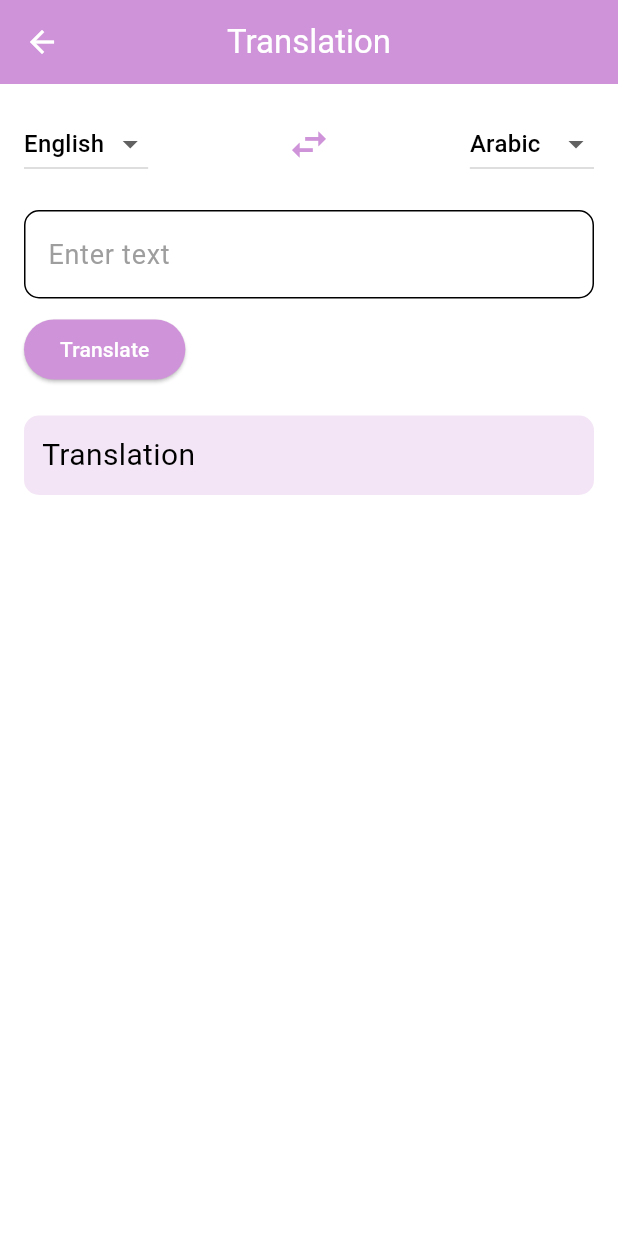
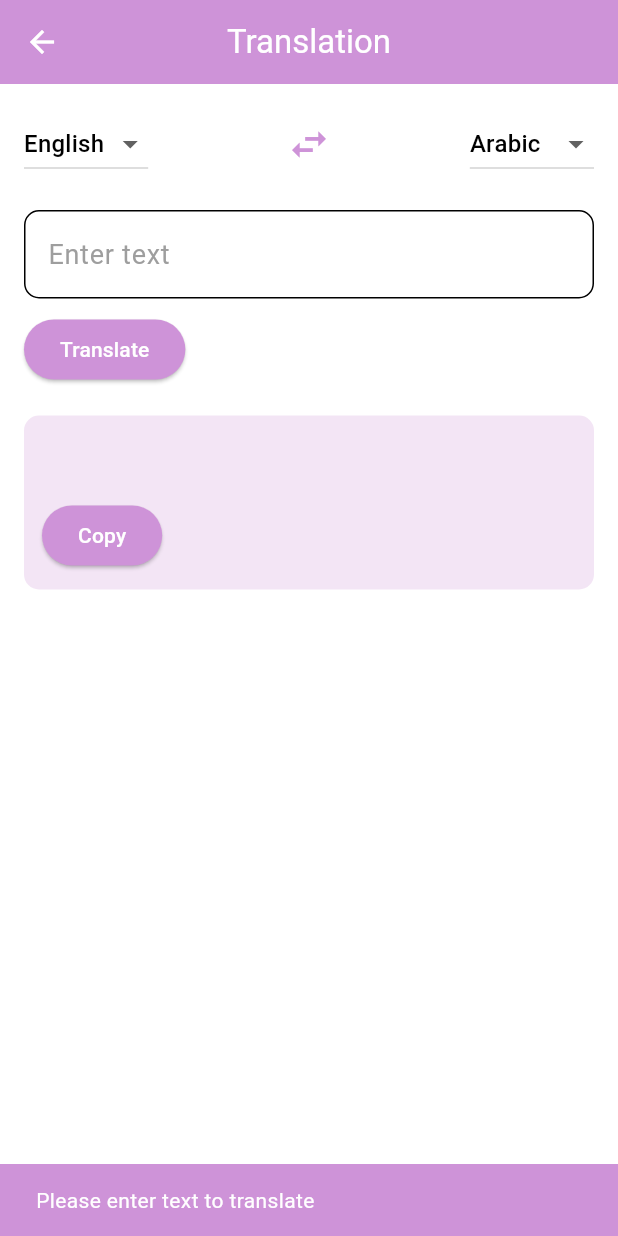
Before and after one commit to Aya2002Amjad/GP2, a Flutter app: the TranslationScreen screen opened directly, after a tap on "Translate", on a phone screen of 412 x 824 dp. Run offline on Flutter 3.47's test engine with Material 3 defaults, Android fonts, the phone set to English and light mode, and no system bars; our stand-ins replace cloud_firestore, dash_chat_2, file_picker, firebase_auth, firebase_core, firebase_storage and 8 more; missing offline and left inert: docx_to_text, flutter_pdfview, syncfusion_flutter_pdfviewer, translator; accounts and stored records are empty.

Commit message:
modified translation done

```diff
--- a/zfffft/lib/FileDetails/HeaderWidget.dart
+++ b/zfffft/lib/FileDetails/HeaderWidget.dart
@@ -132,6 +132,7 @@ class FileDetailHeader extends StatelessWidget {
       );
       print('File deletion process completed successfully.');
 
+
       // Navigate back after deletion
       Navigator.pop(context);
     } catch (e) {
--- a/zfffft/lib/screens/Translation/translationScreen.dart
+++ b/zfffft/lib/screens/Translation/translationScreen.dart
@@ -1,6 +1,7 @@
 // ignore_for_file: file_names
 
 import 'package:flutter/material.dart';
+import 'package:flutter/services.dart';
 import 'package:translator/translator.dart';
 import 'package:zfffft/utils/app-constant.dart';
 
@@ -10,10 +11,9 @@ class TranslationScreen extends StatefulWidget {
   @override
   State<TranslationScreen> createState() => _TranslationScreenState();
 }
-
 class _TranslationScreenState extends State<TranslationScreen> {
   final translator = GoogleTranslator();
-  String translatedText = 'Translation';
+  String translatedText = '';
   String inputText = '';
   String fromLanguage = 'en';
   String toLanguage = 'ar';
@@ -27,13 +27,69 @@ class _TranslationScreenState extends State<TranslationScreen> {
     'Chinese': 'zh',
   };
 
+  /*void translateText() async {
+    final translation = await translator.translate(inputText, from: fromLanguage, to: toLanguage);
+    setState(() {
+      translatedText = translation.text;
+    });
+  }*/
+
 void translateText() async {
-    final translation = await translator.translate(inputText,
-        from: fromLanguage, to: toLanguage);
+  if (inputText.trim().isEmpty) {
+    setState(() {
+      translatedText = ''; // Clear translated text if input is empty
+    });
+
+    ScaffoldMessenger.of(context).showSnackBar(
+      SnackBar(
+        content: Text('Please enter text to translate',
+          style: TextStyle(color: Colors.white)),
+        backgroundColor: AppConstant.appMainColor,
+      ),
+    );
+    return;
+  }
+
+  final translation = await translator.translate(
+    inputText,
+    from: fromLanguage,
+    to: toLanguage
+  );
+
   setState(() {
     translatedText = translation.text;
   });
 }
+
+
+
+  void copyToClipboard() {
+
+    Clipboard.setData(ClipboardData(text: translatedText));
+  if (translatedText.trim().isEmpty) {
+    ScaffoldMessenger.of(context).showSnackBar(
+      SnackBar(
+        content: Text('Nothing to copy!', style: TextStyle(color: Colors.white),),
+        backgroundColor: AppConstant.appMainColor, // Error color
+      ),
+    );
+    return;
+  }
+
+
+
+  ScaffoldMessenger.of(context).showSnackBar(
+    SnackBar(
+      content: Text('the translation has been copied ',style: TextStyle(color: Colors.white)),
+      backgroundColor: AppConstant.appMainColor, // Success color
+      behavior: SnackBarBehavior.floating, // Optional for better visibility
+      shape: RoundedRectangleBorder(
+        borderRadius: BorderRadius.circular(10), // Rounded corners
+      ),
+    ),
+  );
+}
+
 
   void swapLanguages() {
     setState(() {
@@ -77,7 +133,6 @@ void swapLanguages() {
                     });
                   },
                 ),
-
                 GestureDetector(
                   onTap: swapLanguages,
                   child: const Icon(
@@ -86,7 +141,6 @@ void swapLanguages() {
                     color: AppConstant.appMainColor,
                   ),
                 ),
-
                 DropdownButton<String>(
                   value: toLanguage,
                   items: languages.entries.map((entry) {
@@ -115,6 +169,9 @@ void swapLanguages() {
               onChanged: (text) {
                 setState(() {
                   inputText = text;
+                  if (text.trim().isEmpty) {
+                  translatedText = ''; // Clear translation result when input is empty
+                       }
                 });
               },
             ),
@@ -135,12 +192,27 @@ void swapLanguages() {
                 color: Colors.purple.shade50,
                 borderRadius: BorderRadius.circular(10),
               ),
-              child: Text(
+              child: Column(
+                crossAxisAlignment: CrossAxisAlignment.start,
+                children: [
+                  SelectableText(
                     translatedText,
                     style: TextStyle(
                       fontSize: 20,
                       color: Colors.black,
-                    fontWeight: FontWeight.normal),
+                      fontWeight: FontWeight.normal,
+                    ),
+                  ),
+                  const SizedBox(height: 10),
+                  ElevatedButton(
+                    onPressed: copyToClipboard,
+                    style: ElevatedButton.styleFrom(
+                      backgroundColor: AppConstant.appMainColor,
+                    ),
+                    child: const Text("Copy",
+                        style: TextStyle(color: Colors.white)),
+                  ),
+                ],
               ),
             ),
           ],
```
Also changed, not shown: zfffft/lib/controllers/FileController.dart (line endings or trailing spaces). Lines whose indentation alone changed are shown as unchanged.
